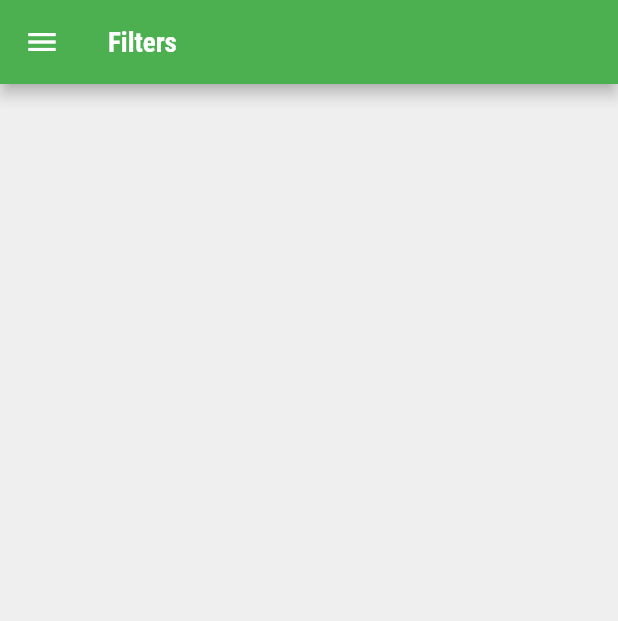
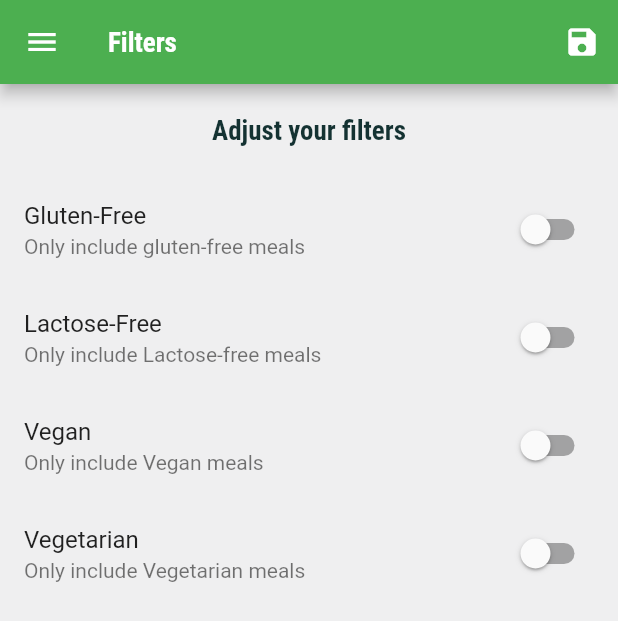
Before and after one commit to Awabmohamed87/Meal-App, a Flutter app: the FilterScreen screen opened by its route, on a phone screen of 412 x 824 dp. Shown: the top 621 px of the screen. Run offline on Flutter 3.47's test engine with Material 2 defaults, Android fonts, the phone set to English and light mode, and no system bars.

Commit message:
3 - APR
finished

```diff
--- a/meal_app/lib/main.dart
+++ b/meal_app/lib/main.dart
@@ -1,15 +1,66 @@
 import 'package:flutter/material.dart';
+import './dummy_data.dart';
 import './screens/filter_screen.dart';
 import './screens/meal_details_screen.dart';
 import './screens/tabs_screen.dart';
 import './screens/CategoryMealsScreen.dart';
+import './models/meal.dart';
 
 void main() {
   runApp(MealApp());
 }
 
-class MealApp extends StatelessWidget {
+class MealApp extends StatefulWidget {
   // This widget is the root of your application.
+  @override
+  _MealAppState createState() => _MealAppState();
+}
+
+class _MealAppState extends State<MealApp> {
+  Map<String, bool> filters = {
+    'gluten': false,
+    'lactose': false,
+    'vegan': false,
+    'vegetarian': false
+  };
+  List<Meal> _availableMeals = DUMMY_MEALS;
+  List<Meal> _favouriteMeals = [];
+
+  void _setFilters(Map<String, bool> newFilters) {
+    setState(() {
+      filters = newFilters;
+      _availableMeals = DUMMY_MEALS.where((element) {
+        if (filters['gluten'] && !element.isGlutenFree) return false;
+        if (filters['lactose'] && !element.isLactoseFree) return false;
+        if (filters['vegan'] && element.isVegan) return false;
+        if (filters['vegetarian'] && !element.isVegetarian) return false;
+        return true;
+      }).toList();
+    });
+  }
+
+  void _toggleFilters(String mealID) {
+    setState(() {
+      if (_favouriteMeals == null) {
+        _favouriteMeals
+            .add(DUMMY_MEALS.firstWhere((element) => element.id == mealID));
+        return;
+      }
+      final existingMealIndex =
+          _favouriteMeals.indexWhere((element) => element.id == mealID);
+      if (existingMealIndex == -1)
+        _favouriteMeals
+            .add(DUMMY_MEALS.firstWhere((element) => element.id == mealID));
+      else
+        _favouriteMeals.removeAt(existingMealIndex);
+    });
+  }
+
+  bool _isFavourite(String mealID) {
+    if (_favouriteMeals == null) return false;
+    return _favouriteMeals.any((element) => element.id == mealID);
+  }
+
   @override
   Widget build(BuildContext context) {
     return MaterialApp(
@@ -28,10 +79,12 @@ class MealApp extends StatelessWidget {
                   fontWeight: FontWeight.bold,
                   fontFamily: 'RobotoCondensed'))),
       routes: {
-        '/': (context) => TabsScreen(),
-        CategoryMealsScreen.routeName: (context) => CategoryMealsScreen(),
-        MealDetailScreen.routeName: (context) => MealDetailScreen(),
-        FilterScreen.routeName: (context) => FilterScreen(),
+        '/': (context) => TabsScreen(_favouriteMeals),
+        CategoryMealsScreen.routeName: (context) =>
+            CategoryMealsScreen(_availableMeals),
+        MealDetailScreen.routeName: (context) =>
+            MealDetailScreen(_isFavourite, _toggleFilters),
+        FilterScreen.routeName: (context) => FilterScreen(filters, _setFilters),
       },
     );
   }
--- a/meal_app/lib/screens/CategoryMealsScreen.dart
+++ b/meal_app/lib/screens/CategoryMealsScreen.dart
@@ -2,10 +2,12 @@ import 'package:flutter/material.dart';
 import '../models/meal.dart';
 import 'package:meal_app/widgets/main_drawer.dart';
 import '../widgets/MealItem.dart';
-import '../dummy_data.dart';
 
 class CategoryMealsScreen extends StatefulWidget {
   static String routeName = "scr1";
+  final List<Meal> _availableMeals;
+
+  const CategoryMealsScreen(this._availableMeals);
   @override
   State<CategoryMealsScreen> createState() => _CategoryMealsScreenState();
 }
@@ -16,7 +18,7 @@ class _CategoryMealsScreenState extends State<CategoryMealsScreen> {
   @override
   void didChangeDependencies() {
     args = ModalRoute.of(context).settings.arguments as Map<String, String>;
-    categoryMeals = DUMMY_MEALS
+    categoryMeals = widget._availableMeals
         .where((element) => element.categories.contains(args['id']))
         .toList();
     super.didChangeDependencies();
--- a/meal_app/lib/screens/filter_screen.dart
+++ b/meal_app/lib/screens/filter_screen.dart
@@ -1,13 +1,100 @@
 import 'package:flutter/material.dart';
 import '../widgets/main_drawer.dart';
 
-class FilterScreen extends StatelessWidget {
+class FilterScreen extends StatefulWidget {
   static const routeName = '/filter';
+  final Function saveFilters;
+  final Map<String, bool> _filtersState;
+
+  FilterScreen(this._filtersState, this.saveFilters);
+
+  @override
+  State<FilterScreen> createState() => _FilterScreenState();
+}
+
+class _FilterScreenState extends State<FilterScreen> {
+  bool _isGlutenFree = false;
+  bool _isLactoseFree = false;
+  bool _isVegan = false;
+  bool _isVegetarian = false;
+
+  @override
+  initState() {
+    _isGlutenFree = widget._filtersState['gluten'];
+    _isLactoseFree = widget._filtersState['lactose'];
+    _isVegan = widget._filtersState['vegan'];
+    _isVegetarian = widget._filtersState['vegetarian'];
+    super.initState();
+  }
+
+  Widget _createSwitchListTile(
+      String title, String subtitle, bool _val, Function onChanged) {
+    return SwitchListTile(
+      value: _val,
+      onChanged: onChanged,
+      title: Text(title),
+      subtitle: Text(subtitle),
+    );
+  }
+
   @override
   Widget build(BuildContext context) {
     return Scaffold(
-      appBar: AppBar(title: Text('Filters')),
-      body: Center(),
+      appBar: AppBar(
+        title: Text('Filters'),
+        actions: [
+          IconButton(
+              icon: Icon(Icons.save),
+              onPressed: () {
+                widget.saveFilters({
+                  'gluten': _isGlutenFree,
+                  'lactose': _isLactoseFree,
+                  'vegan': _isVegan,
+                  'vegetarian': _isVegetarian
+                });
+              }),
+        ],
+      ),
+      body: Column(
+        mainAxisAlignment: MainAxisAlignment.center,
+        children: [
+          Container(
+            padding: EdgeInsets.all(20),
+            child: Text('Adjust your filters',
+                style: Theme.of(context).textTheme.headline6),
+          ),
+          Expanded(
+              child: ListView(
+            children: [
+              _createSwitchListTile('Gluten-Free',
+                  'Only include gluten-free meals', _isGlutenFree, (newVal) {
+                setState(() {
+                  _isGlutenFree = newVal;
+                });
+              }),
+              _createSwitchListTile('Lactose-Free',
+                  'Only include Lactose-free meals', _isLactoseFree, (newVal) {
+                setState(() {
+                  _isLactoseFree = newVal;
+                });
+              }),
+              _createSwitchListTile(
+                  'Vegan', 'Only include Vegan meals', _isVegan, (newVal) {
+                setState(() {
+                  _isVegan = newVal;
+                });
+              }),
+              _createSwitchListTile(
+                  'Vegetarian', 'Only include Vegetarian meals', _isVegetarian,
+                  (newVal) {
+                setState(() {
+                  _isVegetarian = newVal;
+                });
+              }),
+            ],
+          ))
+        ],
+      ),
       drawer: MainDrawer(),
     );
   }
```
Also changed, not shown: meal_app/lib/screens/favourites_screen.dart (+34 -3 lines), meal_app/lib/screens/meal_details_screen.dart (+6 -2 lines), meal_app/lib/screens/tabs_screen.dart (+16 -7 lines).
